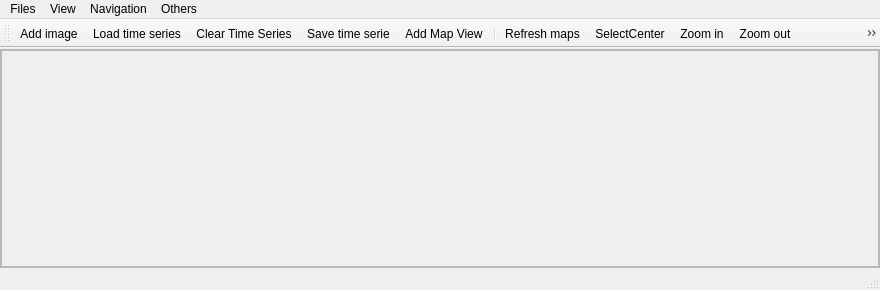
jakimowb/eo-time-series-viewer, file timeseriesviewer/ui/timeseriesviewer.ui: the form before one commit.
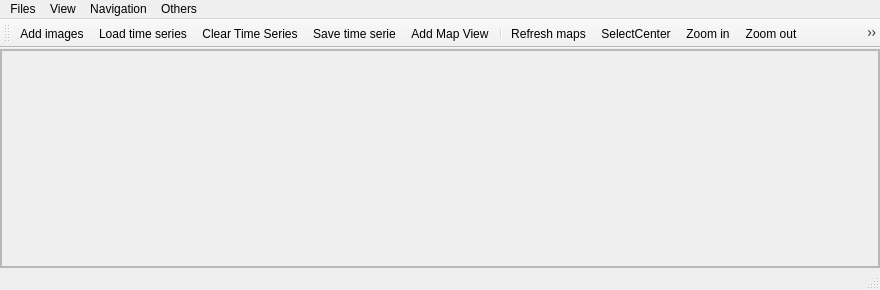
The form after the commit. Icons and pictures are not drawn. Custom widgets are drawn as their Qt base class.

Commit message: fixed loadfile bugs (Q5 issues)

Diff of the .ui file:
```diff
--- a/timeseriesviewer/ui/timeseriesviewer.ui
+++ b/timeseriesviewer/ui/timeseriesviewer.ui
@@ -331,7 +331,7 @@
      <normaloff>:/timeseriesviewer/icons/mActionAddRasterLayer.svg</normaloff>:/timeseriesviewer/icons/mActionAddRasterLayer.svg</iconset>
    </property>
    <property name="text">
-    <string>Add image</string>
+    <string>Add images</string>
    </property>
    <property name="toolTip">
     <string>Add image to time series</string>
```
Left out of the diff: 6 changed lines with no effect on the pictures. The commit also changes 1 other file.
